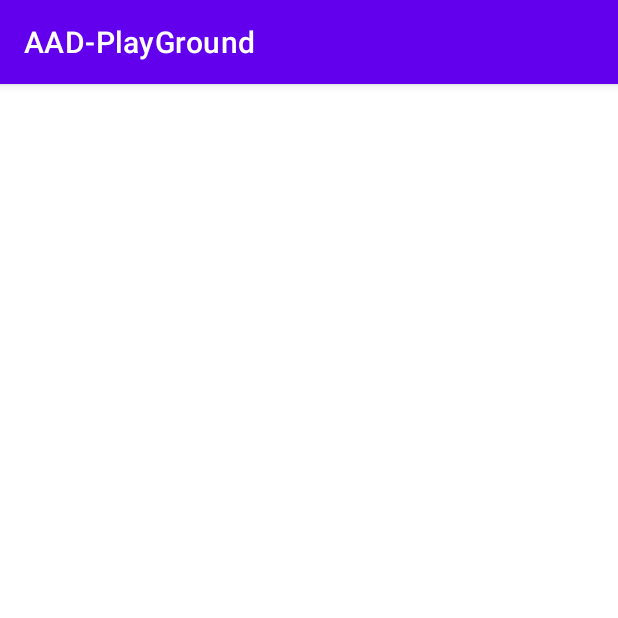
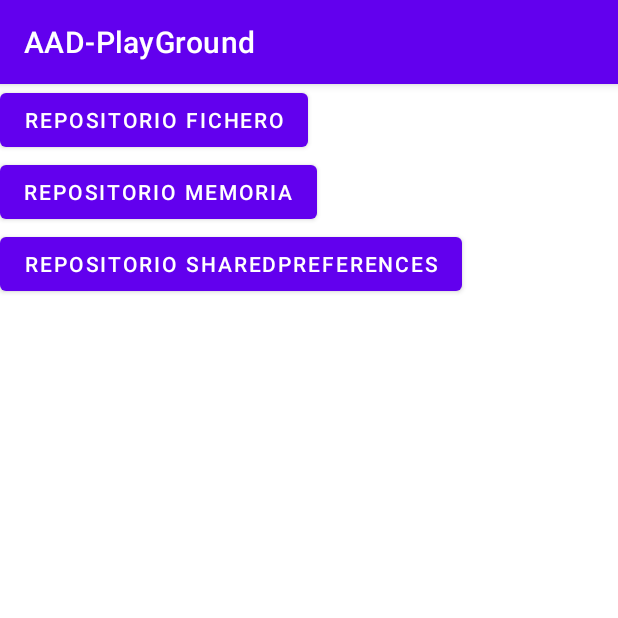
Before and after one commit to KarenGrGr/Acceso_Datos_DAM, an Android app: the screen it shows after launch (SharedPreferencesActivity before the commit, Exercise02Activity after it), on a phone screen of 412 x 824 dp, the top half of it. Run offline under Robolectric (Android 15) with nearby library versions, the phone set to English and light mode, and no system bars.

Commit message:
corrected exercise pair-programming

```diff
--- /dev/null
+++ b/app/src/main/java/com/kagg/aad_playground/commons/Serializer.kt
@@ -0,0 +1,29 @@
+package com.kagg.aad_playground.commons
+
+import com.google.gson.Gson
+import com.google.gson.reflect.TypeToken
+import com.kagg.aad_playground.ut02.excercise02.TapaLocalModel
+import java.lang.reflect.Type
+
+interface Serializer<T> {
+    fun toJson(model: T): String
+    fun fromJson(json: String): T
+}
+
+/**
+ * Guía de usuario: https://github.com/google/gson/blob/master/UserGuide.md
+ * IMPORTANTE!!!!!! TypeToken de TapaLocalModel metido directamente para la realización del ejercicio.
+ * Esto debería estar planteado de otra forma. Lo veremos en próximas unidades.
+ */
+class GsonSerializer<T> : Serializer<T> {
+
+    private val gson = Gson()
+    private val types: Type = TypeToken.getParameterized(TapaLocalModel::class.java).type
+
+    override fun toJson(model: T): String =
+        gson.toJson(model, types)
+
+    override fun fromJson(json: String): T {
+        return gson.fromJson(json, types)
+    }
+}
--- /dev/null
+++ b/app/src/main/java/com/kagg/aad_playground/ut02/excercise02/DataSourceFactory.kt
@@ -0,0 +1,23 @@
+package com.kagg.aad_playground.ut02.excercise02
+import androidx.appcompat.app.AppCompatActivity
+import com.kagg.aad_playground.R
+import com.kagg.aad_playground.commons.Serializer
+
+/**
+ * Clase que se encarga de crear un objeto concreto de DataSource según un identificador recibido.
+ * Esta clase junto con la estructura de DataSource es lo que se conoce como Factory Pattern.
+ * Es un patrón de diseño para resolver un problema común.
+ */
+class DataSourceFactory<T : LocalModel>(
+    private val activity: AppCompatActivity,
+    private val serializer: Serializer<T>
+) {
+
+    fun create(idActionClicked: Int): LocalStorage<T> {
+        return when (idActionClicked) {
+            R.id.action_repository_file -> FileLocalStorage(activity, serializer)
+            R.id.action_repository_shapref -> SharPrefLocalStorage(activity, serializer)
+            else -> MemLocalStorage()
+        }
+    }
+}
--- /dev/null
+++ b/app/src/main/java/com/kagg/aad_playground/ut02/excercise02/Exercise02Activity.kt
@@ -0,0 +1,52 @@
+package com.kagg.aad_playground.ut02.excercise02
+
+import android.os.Bundle
+import android.util.Log
+import android.widget.Button
+import androidx.appcompat.app.AppCompatActivity
+import com.kagg.aad_playground.R
+import com.kagg.aad_playground.commons.GsonSerializer
+
+/**
+ * Actividad que me permite ejecutar una fuente de datos en concreto según el botón pulsado.
+ */
+class Exercise02Activity : AppCompatActivity() {
+
+    private val TAG: String = Exercise02Activity::class.java.simpleName
+    private val factory = DataSourceFactory<TapaLocalModel>(this, GsonSerializer<TapaLocalModel>())
+
+    override fun onCreate(savedInstanceState: Bundle?) {
+        super.onCreate(savedInstanceState)
+        setContentView(R.layout.activity_exercise02)
+        setupView()
+    }
+
+    private fun setupView() {
+        val actionFile = findViewById<Button>(R.id.action_repository_file)
+        actionFile.setOnClickListener {
+            runRepository(it.id)
+        }
+
+        val actionMemory = findViewById<Button>(R.id.action_repository_mem)
+        actionMemory.setOnClickListener {
+            runRepository(it.id)
+        }
+
+        val actionSharePref = findViewById<Button>(R.id.action_repository_shapref)
+        actionSharePref.setOnClickListener {
+            runRepository(it.id)
+        }
+    }
+
+    private fun runRepository(idAction: Int) {
+        val dataSource = factory.create(idAction)
+        val repository = TapaRepository(dataSource)
+
+        //save action
+        repository.save(TapaLocalModel(1, "Tapa1", "Description about tapa1"))
+
+        //fetch action
+        val tapa = repository.fetch(1)
+        Log.d(TAG, "$tapa")
+    }
+}
--- /dev/null
+++ b/app/src/main/java/com/kagg/aad_playground/ut02/excercise02/Models.kt
@@ -0,0 +1,15 @@
+package com.kagg.aad_playground.ut02.excercise02
+/**
+ * Interfaz genérica de modelos de datos.
+ * El naming de LocalModel viene porque los modelos se van a persistir en el dispositivo.
+ */
+interface LocalModel {
+    fun getId(): Int
+}
+
+/**
+ * Modelo de datos para almacenar información sobre tapas.
+ */
+data class TapaLocalModel(val tapaId: Int, val name: String, val description: String) : LocalModel {
+    override fun getId(): Int = tapaId
+}
--- /dev/null
+++ b/app/src/main/res/layout/activity_exercise02.xml
@@ -0,0 +1,27 @@
+<?xml version="1.0" encoding="utf-8"?>
+<LinearLayout xmlns:android="http://schemas.android.com/apk/res/android"
+    xmlns:tools="http://schemas.android.com/tools"
+    android:layout_width="match_parent"
+    android:layout_height="match_parent"
+    android:orientation="vertical"
+    tools:context=".ut02.excercise02.Exercise02Activity">
+
+    <Button
+        android:id="@+id/action_repository_file"
+        android:layout_width="wrap_content"
+        android:layout_height="wrap_content"
+        android:text="@string/action_file" />
+
+    <Button
+        android:id="@+id/action_repository_mem"
+        android:layout_width="wrap_content"
+        android:layout_height="wrap_content"
+        android:text="@string/action_mem" />
+
+    <Button
+        android:id="@+id/action_repository_shapref"
+        android:layout_width="wrap_content"
+        android:layout_height="wrap_content"
+        android:text="@string/action_sharpref" />
+
+</LinearLayout>
--- a/app/src/main/res/values/strings.xml
+++ b/app/src/main/res/values/strings.xml
@@ -2,4 +2,7 @@
     <string name="app_name">AAD-PlayGround</string>
     <string name="preference_file_key">key1</string>
     <string name="preference_encrypt_file_key">PruebaKey</string>
+    <string name="action_file">Repositorio Fichero</string>
+    <string name="action_mem">Repositorio Memoria</string>
+    <string name="action_sharpref">Repositorio SharedPreferences</string>
 </resources>
```
Also changed, not shown: app/src/main/AndroidManifest.xml (+6 -6 lines), app/src/main/java/com/kagg/aad_playground/ut02/excercise02/LocalStorage.kt (added, +85 -0 lines), app/src/main/java/com/kagg/aad_playground/ut02/excercise02/TapaRepository.kt (added, +23 -0 lines).
